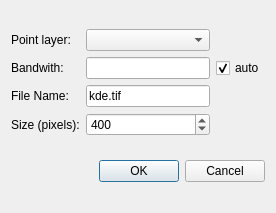
This is ui_densitymap.ui in fccoelho/spatialKDE as Qt 5 draws it before an edit. The edited form follows.
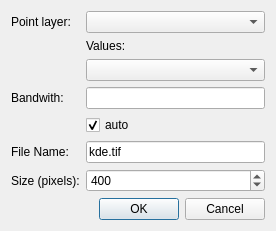
This is the edited form.

What changed in the file:
```diff
--- a/ui_densitymap.ui
+++ b/ui_densitymap.ui
@@ -13,20 +13,35 @@
   <property name="windowTitle">
    <string>Kernel Density Map</string>
   </property>
-  <layout class="QVBoxLayout" name="verticalLayout">
-   <item>
-    <layout class="QGridLayout" name="gridLayout">
+  <layout class="QFormLayout" name="formLayout">
+   <item row="0" column="0">
+    <widget class="QLabel" name="label">
+     <property name="text">
+      <string>Point layer:</string>
+     </property>
+    </widget>
+   </item>
      <item row="0" column="1">
       <widget class="QComboBox" name="layerComboBox"/>
      </item>
-     <item row="1" column="0">
+   <item row="1" column="1">
+    <widget class="QLabel" name="label_5">
+     <property name="text">
+      <string>Values:</string>
+     </property>
+    </widget>
+   </item>
+   <item row="2" column="1">
+    <widget class="QComboBox" name="zcomboBox"/>
+   </item>
+   <item row="3" column="0">
       <widget class="QLabel" name="label_2">
        <property name="text">
         <string>Bandwith:</string>
        </property>
       </widget>
      </item>
-     <item row="1" column="1">
+   <item row="3" column="1">
       <widget class="QLineEdit" name="bwEdit">
        <property name="enabled">
         <bool>true</bool>
@@ -36,7 +51,7 @@
        </property>
       </widget>
      </item>
-     <item row="1" column="2">
+   <item row="4" column="1">
       <widget class="QCheckBox" name="autobwCheckBox">
        <property name="text">
         <string>auto</string>
@@ -46,35 +61,28 @@
        </property>
       </widget>
      </item>
-     <item row="0" column="0">
-      <widget class="QLabel" name="label">
-       <property name="text">
-        <string>Point layer:</string>
-       </property>
-      </widget>
-     </item>
-     <item row="2" column="0">
+   <item row="5" column="0">
       <widget class="QLabel" name="label_3">
        <property name="text">
         <string>File Name:</string>
        </property>
       </widget>
      </item>
-     <item row="2" column="1">
+   <item row="5" column="1">
       <widget class="QLineEdit" name="rasterEdit">
        <property name="text">
         <string>kde.tif</string>
        </property>
       </widget>
      </item>
-     <item row="3" column="0">
+   <item row="6" column="0">
       <widget class="QLabel" name="label_4">
        <property name="text">
         <string>Size (pixels):</string>
        </property>
       </widget>
      </item>
-     <item row="3" column="1">
+   <item row="6" column="1">
       <widget class="QSpinBox" name="sizeSpinBox">
        <property name="maximum">
         <number>1000</number>
@@ -87,9 +95,7 @@
        </property>
       </widget>
      </item>
-    </layout>
-   </item>
-   <item>
+   <item row="7" column="0" colspan="2">
     <widget class="QDialogButtonBox" name="buttonBox">
      <property name="orientation">
       <enum>Qt::Horizontal</enum>
```
Lines whose indentation alone changed are shown as unchanged.
